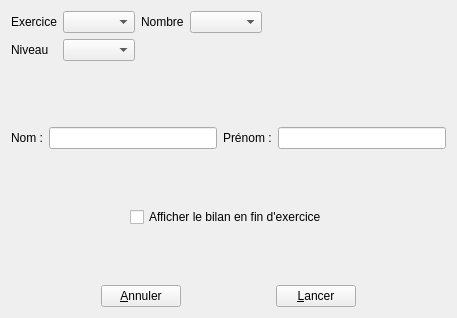
Qt form abuledulanceurv1.ui (Txikilinux/leterrier-calculment) before a commit.
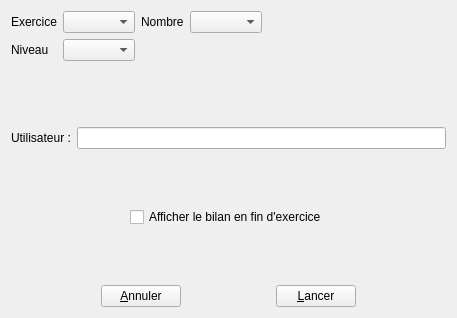
The same form after that commit.

```diff
--- a/abuledulanceurv1.ui
+++ b/abuledulanceurv1.ui
@@ -82,23 +82,16 @@
      <item>
       <widget class="QLabel" name="lblNom">
        <property name="text">
-        <string>Nom :</string>
+        <string>Utilisateur :</string>
+       </property>
+       <property name="textInteractionFlags">
+        <set>Qt::NoTextInteraction</set>
        </property>
       </widget>
      </item>
      <item>
       <widget class="QLineEdit" name="leNom"/>
      </item>
-     <item>
-      <widget class="QLabel" name="lblPrenom">
-       <property name="text">
-        <string>Prénom :</string>
-       </property>
-      </widget>
-     </item>
-     <item>
-      <widget class="QLineEdit" name="lePrenom"/>
-     </item>
     </layout>
    </item>
    <item row="5" column="0">
```
